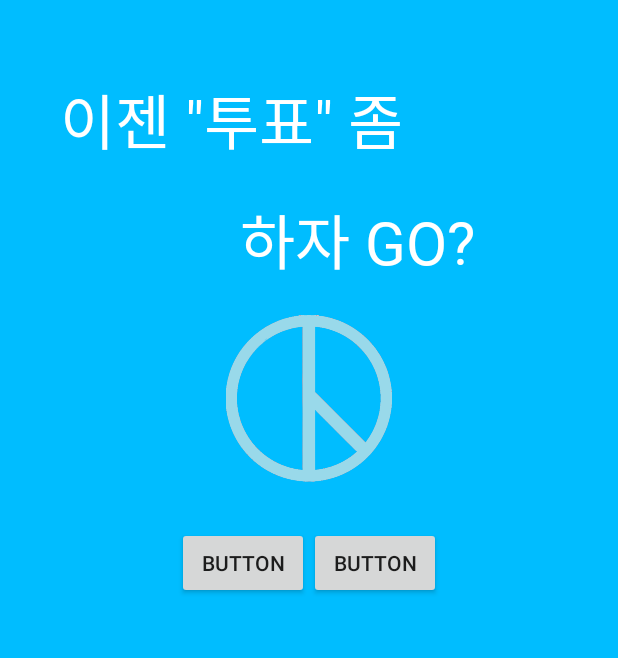
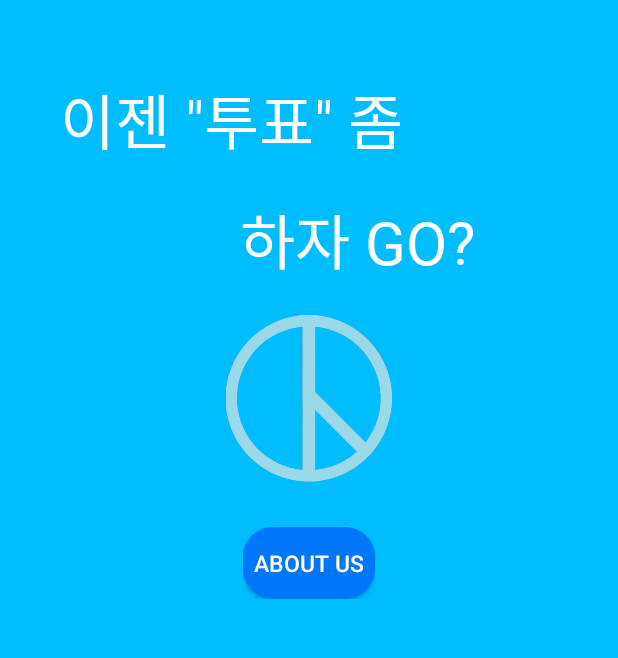
Before and after one commit to joonkb/projectElect, an Android app: the screen it shows after launch (MainActivity), on a phone screen of 412 x 824 dp, the part 227-885 px from its top. Run offline under Robolectric (Android 15) with nearby library versions, the phone set to English and light mode, and no system bars.

Commit message:
image_file

```diff
--- /dev/null
+++ b/app/src/main/res/drawable/btn_blue.xml
@@ -0,0 +1,11 @@
+<?xml version="1.0" encoding="utf-8"?>
+<selector xmlns:android="http://schemas.android.com/apk/res/android">
+
+    <item>
+        <shape android:shape = "rectangle">
+            <corners android:radius="20dp"></corners>
+            <solid android:color="#0077FA"></solid>
+        </shape>
+
+    </item>
+</selector>
--- a/app/src/main/res/layout/activity_main.xml
+++ b/app/src/main/res/layout/activity_main.xml
@@ -55,17 +55,14 @@
         android:orientation="horizontal"
         android:layout_marginTop="30dp"
         android:layout_gravity="center_horizontal">
-        <Button
-            android:id="@+id/button"
-            android:layout_width="match_parent"
-            android:layout_height="wrap_content"
-            android:text="Button"
-            />
 
         <Button
             android:id="@+id/button2"
             android:layout_width="match_parent"
-            android:layout_height="wrap_content"
-            android:text="Button" />
+            android:layout_height="match_parent"
+            android:textSize ="15sp"
+            android:textColor="#FFFFFF"
+            android:background="@drawable/btn_blue"
+            android:text="About Us" />
     </LinearLayout>
 </LinearLayout>
--- a/app/src/main/res/layout/schedule.xml
+++ b/app/src/main/res/layout/schedule.xml
@@ -2,9 +2,8 @@
 <LinearLayout xmlns:android="http://schemas.android.com/apk/res/android"
     android:orientation="vertical"
     android:layout_width="match_parent"
+    android:layout_marginTop="10dp"
     android:layout_height="wrap_content">
-
-
     <TextView
         android:id="@+id/day"
         android:layout_width="match_parent"
@@ -12,6 +11,7 @@
         android:paddingLeft="10dp"
         android:textStyle="bold"
         android:textColor="#33aabb"
+        android:layout_marginBottom="10dp"
         android:text="날짜 : " />
 
     <TextView
```
